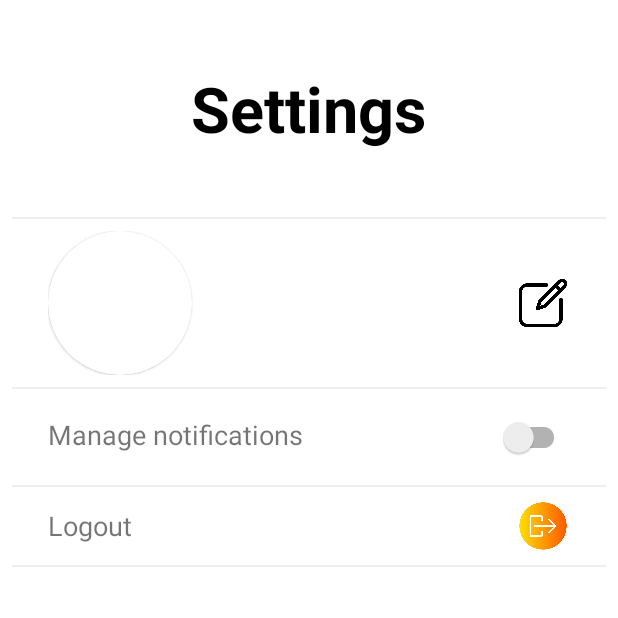
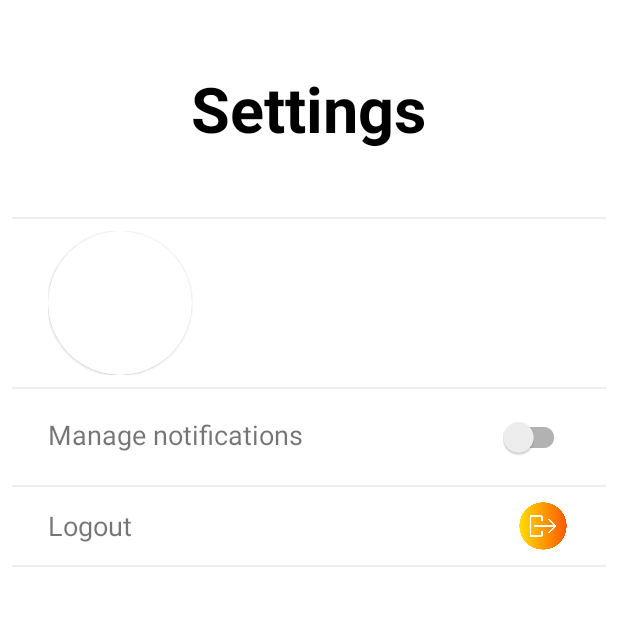
Before and after one commit to eladsabag/ChatimeApp, an Android app: the fragment SettingsFragment placed in its activity, on a phone screen of 412 x 824 dp, the top half of it. Run offline under Robolectric (Android 15) with nearby library versions, the phone set to English and light mode, and no system bars; our stand-ins replace Dagger/Hilt's generated code, Firebase (no records; nobody signed in at launch, a user with empty details on screens opened directly), data binding; 6 statements that could not run were skipped.

Commit message:
Configure toolbar navigation

```diff
--- a/app/src/main/java/com/elad/chatimeapp/MainActivity.java
+++ b/app/src/main/java/com/elad/chatimeapp/MainActivity.java
@@ -4,6 +4,7 @@ import static com.elad.chatimeapp.utils.Util.openHtmlTextDialog;
 
 import androidx.annotation.NonNull;
 import androidx.appcompat.app.AppCompatActivity;
+import androidx.appcompat.widget.Toolbar;
 import androidx.core.content.ContextCompat;
 import androidx.navigation.NavController;
 import androidx.navigation.fragment.NavHostFragment;
@@ -23,25 +24,33 @@ import dagger.hilt.android.AndroidEntryPoint;
 
 @AndroidEntryPoint
 public class MainActivity extends AppCompatActivity {
+    private ActivityMainBinding binding;
+    private NavController navController;
 
     @Override
     protected void onCreate(Bundle savedInstanceState) {
         super.onCreate(savedInstanceState);
-        ActivityMainBinding binding = ActivityMainBinding.inflate(getLayoutInflater());
+        binding = ActivityMainBinding.inflate(getLayoutInflater());
         setContentView(binding.getRoot());
 
         NavHostFragment navHostFragment = (NavHostFragment) getSupportFragmentManager().findFragmentById(R.id.my_nav_host_fragment);
         if (navHostFragment == null) return;
-        NavController navController = navHostFragment.getNavController();
+        navController = navHostFragment.getNavController();
 
         navController.addOnDestinationChangedListener(onDestinationChangedListener);
 
-        initSupportActionBarView();
+        setSupportActionBar(binding.toolbar);
+
+        if (getSupportActionBar() != null) getSupportActionBar().setDisplayShowTitleEnabled(false);
+
+        initToolbarNavigation();
     }
 
-    private void initSupportActionBarView() {
-        if (getSupportActionBar() == null) return;
-        getSupportActionBar().setBackgroundDrawable(new ColorDrawable(ContextCompat.getColor(this, R.color.primaryColor)));
+    private void initToolbarNavigation() {
+        binding.toolbarNavigation.setOnClickListener(v -> {
+            if (navController.getCurrentDestination() != null && navController.getCurrentDestination().getId() != R.id.main_dest)
+                navController.popBackStack();
+        });
     }
 
     @Override
@@ -67,11 +76,7 @@ public class MainActivity extends AppCompatActivity {
     }
 
     private final NavController.OnDestinationChangedListener onDestinationChangedListener = (navController, navDestination, bundle) -> {
-        if (getSupportActionBar() == null) return;
-        if (navDestination.getId() == R.id.splash_dest) {
-            getSupportActionBar().hide();
-            return;
-        }
-        getSupportActionBar().show();
+        binding.setShowToolbar(navDestination.getId() != R.id.splash_dest);
+        binding.setShowArrow(navDestination.getId() != R.id.main_dest);
     };
 }
--- a/app/src/main/java/com/elad/chatimeapp/screens/main/tabs_fragments/settings/SettingsFragment.java
+++ b/app/src/main/java/com/elad/chatimeapp/screens/main/tabs_fragments/settings/SettingsFragment.java
@@ -7,7 +7,6 @@ import android.os.Bundle;
 import androidx.annotation.NonNull;
 import androidx.annotation.Nullable;
 import androidx.fragment.app.Fragment;
-import androidx.lifecycle.Observer;
 import androidx.lifecycle.ViewModelProvider;
 import androidx.navigation.NavController;
 import androidx.navigation.Navigation;
@@ -15,18 +14,14 @@ import androidx.navigation.Navigation;
 import android.view.LayoutInflater;
 import android.view.View;
 import android.view.ViewGroup;
-import android.widget.CompoundButton;
 
-import com.elad.chatimeapp.R;
 import com.elad.chatimeapp.databinding.FragmentSettingsBinding;
-import com.elad.chatimeapp.model.User;
-import com.elad.chatimeapp.screens.SharedViewModel;
+import com.elad.chatimeapp.screens.SplashViewModel;
 import com.elad.chatimeapp.screens.main.MainViewModel;
 import com.elad.chatimeapp.utils.SharedPrefsUtil;
 
 public class SettingsFragment extends Fragment {
     private MainViewModel viewModel;
-    private SharedViewModel sharedViewModel;
     private FragmentSettingsBinding binding;
     private NavController navController;
 
@@ -34,13 +29,12 @@ public class SettingsFragment extends Fragment {
     public void onCreate(Bundle savedInstanceState) {
         super.onCreate(savedInstanceState);
         viewModel = new ViewModelProvider(requireActivity()).get(MainViewModel.class);
-        sharedViewModel = new ViewModelProvider(requireActivity()).get(SharedViewModel.class);
     }
 
     @Override
     public View onCreateView(@NonNull LayoutInflater inflater, ViewGroup container, Bundle savedInstanceState) {
         binding = FragmentSettingsBinding.inflate(inflater, container, false);
-        binding.setModel(viewModel.getUser());
+        binding.setModel(viewModel.getCurrentUser());
         return binding.getRoot();
     }
 
@@ -53,11 +47,6 @@ public class SettingsFragment extends Fragment {
 
     private void initViews() {
         binding.settingsSwitchNotifications.setOnCheckedChangeListener((buttonView, isChecked) -> SharedPrefsUtil.getInstance().putBooleanToSP(NOTIFICATION_ON, isChecked));
-        binding.settingsBtnLogout.setOnClickListener(v -> onLogoutClicked());
-    }
-
-    private void onLogoutClicked() {
-        sharedViewModel.resetUser();
-        viewModel.logout(navController);
+        binding.settingsBtnLogout.setOnClickListener(v -> viewModel.logout(navController));
     }
 }
--- a/app/src/main/java/com/elad/chatimeapp/screens/otp/OtpAuthFragment.java
+++ b/app/src/main/java/com/elad/chatimeapp/screens/otp/OtpAuthFragment.java
@@ -40,6 +40,7 @@ public class OtpAuthFragment extends Fragment {
             loadingDialogFragment.dismiss();
             sendAgainCountDown.cancel();
             boolean isFirstLogin = SharedPrefsUtil.getInstance().getBooleanFromSP(FIRST_LOGIN, true);
+            if (isFirstLogin) SharedPrefsUtil.getInstance().putBooleanToSP(FIRST_LOGIN, false);
             navController.navigate(isFirstLogin ? R.id.action_otp_auth_dest_to_profile_dest : R.id.action_profile_dest_to_splash_dest);
         }
 
--- a/app/src/main/java/com/elad/chatimeapp/screens/splash/SplashFragment.java
+++ b/app/src/main/java/com/elad/chatimeapp/screens/splash/SplashFragment.java
@@ -14,16 +14,15 @@ import android.view.View;
 import android.view.ViewGroup;
 
 import com.elad.chatimeapp.R;
-import com.elad.chatimeapp.screens.SharedViewModel;
+import com.elad.chatimeapp.screens.SplashViewModel;
 
 public class SplashFragment extends Fragment {
-    private SharedViewModel viewModel;
+    private SplashViewModel viewModel;
 
     @Override
     public void onCreate(Bundle savedInstanceState) {
         super.onCreate(savedInstanceState);
-        viewModel = new ViewModelProvider(requireActivity()).get(SharedViewModel.class);
-        viewModel.resetUser();
+        viewModel = new ViewModelProvider(requireActivity()).get(SplashViewModel.class);
     }
 
     @Override
--- /dev/null
+++ b/app/src/main/res/drawable/ic_arrow_back_scaled.xml
@@ -0,0 +1,9 @@
+<?xml version="1.0" encoding="utf-8"?>
+<layer-list xmlns:android="http://schemas.android.com/apk/res/android">
+
+    <item
+        android:width="24dp"
+        android:height="24dp"
+        android:drawable="@drawable/ic_arrow_back"
+        />
+</layer-list>
--- a/app/src/main/res/layout/activity_main.xml
+++ b/app/src/main/res/layout/activity_main.xml
@@ -6,12 +6,40 @@
 
     <data>
         <import type="android.view.View" />
+        <variable
+            name="showToolbar"
+            type="boolean" />
+        <variable
+            name="showArrow"
+            type="boolean" />
     </data>
 
     <LinearLayout
         android:layout_width="match_parent"
         android:layout_height="match_parent"
         android:orientation="vertical">
+
+        <androidx.appcompat.widget.Toolbar
+            android:id="@+id/toolbar"
+            android:background="@color/primaryColor"
+            android:visibility="@{showToolbar ? View.VISIBLE : View.GONE}"
+            tools:visibility="visible"
+            android:elevation="4dp"
+            app:menu="@menu/toolbar_menu"
+            android:theme="@style/ThemeOverlay.AppCompat.ActionBar"
+            app:popupTheme="@style/ThemeOverlay.AppCompat.Light"
+            android:layout_width="match_parent"
+            android:layout_height="wrap_content">
+
+            <ImageView
+                android:id="@+id/toolbar_navigation"
+                android:layout_width="wrap_content"
+                android:layout_height="wrap_content"
+                android:clickable="true"
+                android:focusable="true"
+                tools:src="@drawable/ic_arrow_back_scaled"
+                android:src="@{showArrow ? @drawable/ic_arrow_back_scaled : @drawable/chatime_logo_24}"/>
+        </androidx.appcompat.widget.Toolbar>
 
         <androidx.fragment.app.FragmentContainerView
             android:id="@+id/my_nav_host_fragment"
--- a/app/src/main/res/layout/chat_list_item.xml
+++ b/app/src/main/res/layout/chat_list_item.xml
@@ -8,6 +8,9 @@
         <variable
             name="model"
             type="com.elad.chatimeapp.model.Chat" />
+        <variable
+            name="currentUserUid"
+            type="String" />
     </data>
 
     <com.google.android.material.card.MaterialCardView
@@ -34,6 +37,7 @@
                     android:id="@+id/contact_profile_image"
                     android:layout_width="48dp"
                     android:layout_height="48dp"
+                    app:profileImage="@{model.uid1.equalsIgnoreCase(currentUserUid) ? model.profileImage1 : model.profileImage2}"
                     android:layout_marginHorizontal="12dp"
                     android:src="@drawable/male"
                     android:contentDescription="@string/app_name" />
@@ -43,7 +47,7 @@
                     android:layout_width="wrap_content"
                     android:layout_height="wrap_content"
                     tools:text="Elad Sabag"
-                    android:text="@{model.userName2}"
+                    android:text="@{model.uid1.equalsIgnoreCase(currentUserUid) ? model.userName1 : model.userName2}"
                     android:textSize="20sp"
                     android:textStyle="bold"
                     android:layout_gravity="center"/>
--- a/app/src/main/res/layout/fragment_main.xml
+++ b/app/src/main/res/layout/fragment_main.xml
@@ -6,7 +6,7 @@
 
     <LinearLayout
         android:layout_width="match_parent"
-        android:layout_height="wrap_content"
+        android:layout_height="match_parent"
         android:orientation="vertical">
 
         <androidx.fragment.app.FragmentContainerView
--- a/app/src/main/res/layout/fragment_settings.xml
+++ b/app/src/main/res/layout/fragment_settings.xml
@@ -55,37 +55,24 @@
                     android:contentDescription="@string/app_name" />
             </com.google.android.material.card.MaterialCardView>
 
-            <LinearLayout
-                android:layout_width="0dp"
-                android:layout_height="match_parent"
-                android:padding="8dp"
-                android:layout_weight="1"
-                android:orientation="vertical">
+            <com.google.android.material.textview.MaterialTextView
+                android:layout_width="wrap_content"
+                android:layout_height="wrap_content"
+                android:text="@{model.name}"
+                android:paddingHorizontal="8dp"
+                android:textSize="20sp"
+                android:layout_gravity="center_vertical"
+                tools:text="Elad Sabag" />
 
             <com.google.android.material.textview.MaterialTextView
                 android:layout_width="wrap_content"
                 android:layout_height="wrap_content"
                 android:text="@{model.status}"
+                android:paddingHorizontal="8dp"
+                android:layout_gravity="center_vertical"
                 android:textSize="16sp"
                 tools:text="Available" />
 
-                <com.google.android.material.textview.MaterialTextView
-                    android:layout_width="wrap_content"
-                    android:layout_height="wrap_content"
-                    android:text="@{model.name}"
-                    android:textSize="20sp"
-                    tools:text="Elad Sabag" />
-
-            </LinearLayout>
-
-            <ImageView
-                android:id="@+id/settings_btn_edit"
-                android:layout_width="36dp"
-                android:layout_height="36dp"
-                android:src="@drawable/edit"
-                android:layout_gravity="center_vertical"
-                android:clickable="true"
-                android:focusable="true"/>
         </LinearLayout>
 
         <View
--- a/app/src/main/res/values-night/themes.xml
+++ b/app/src/main/res/values-night/themes.xml
@@ -1,6 +1,6 @@
 <resources xmlns:tools="http://schemas.android.com/tools">
     <!-- Base application theme. -->
-    <style name="Theme.ChatimeApp" parent="Theme.MaterialComponents.DayNight.DarkActionBar">
+    <style name="Theme.ChatimeApp" parent="Theme.MaterialComponents.DayNight.NoActionBar">
         <!-- Primary brand color. -->
         <item name="colorPrimary">@color/primaryColor</item>
         <item name="colorPrimaryVariant">@color/primaryVariantColor</item>
--- a/app/src/main/res/values/themes.xml
+++ b/app/src/main/res/values/themes.xml
@@ -1,6 +1,6 @@
 <resources xmlns:tools="http://schemas.android.com/tools">
     <!-- Base application theme. -->
-    <style name="Theme.ChatimeApp" parent="Theme.MaterialComponents.DayNight.DarkActionBar">
+    <style name="Theme.ChatimeApp" parent="Theme.MaterialComponents.DayNight.NoActionBar">
         <!-- Primary brand color. -->
         <item name="colorPrimary">@color/primaryColor</item>
         <item name="colorPrimaryVariant">@color/primaryVariantColor</item>
@@ -12,5 +12,6 @@
         <!-- Status bar color. -->
         <item name="android:statusBarColor">?attr/colorPrimary</item>
         <!-- Customize your theme here. -->
+<!--        <item name="android:textColorSecondary">@color/white</item>-->
     </style>
 </resources>
```
Also changed, not shown: app/src/main/java/com/elad/chatimeapp/data/firebase/DatabaseRepository.java (+16 -0 lines), app/src/main/java/com/elad/chatimeapp/model/Chat.java (+21 -1 lines), app/src/main/java/com/elad/chatimeapp/screens/SharedViewModel.java (deleted, +0 -76 lines), app/src/main/java/com/elad/chatimeapp/screens/SplashViewModel.java (added, +42 -0 lines), app/src/main/java/com/elad/chatimeapp/screens/main/MainFragment.java (+4 -4 lines), app/src/main/java/com/elad/chatimeapp/screens/main/MainViewModel.java (+50 -15 lines), app/src/main/java/com/elad/chatimeapp/screens/main/tabs_fragments/conversations/ConversationsAdapter.java (+8 -5 lines), app/src/main/java/com/elad/chatimeapp/screens/main/tabs_fragments/conversations/ConversationsFragment.java (+15 -8 lines), app/src/main/res/drawable/ic_arrow_back.png (added). Lines whose indentation alone changed are shown as unchanged.
